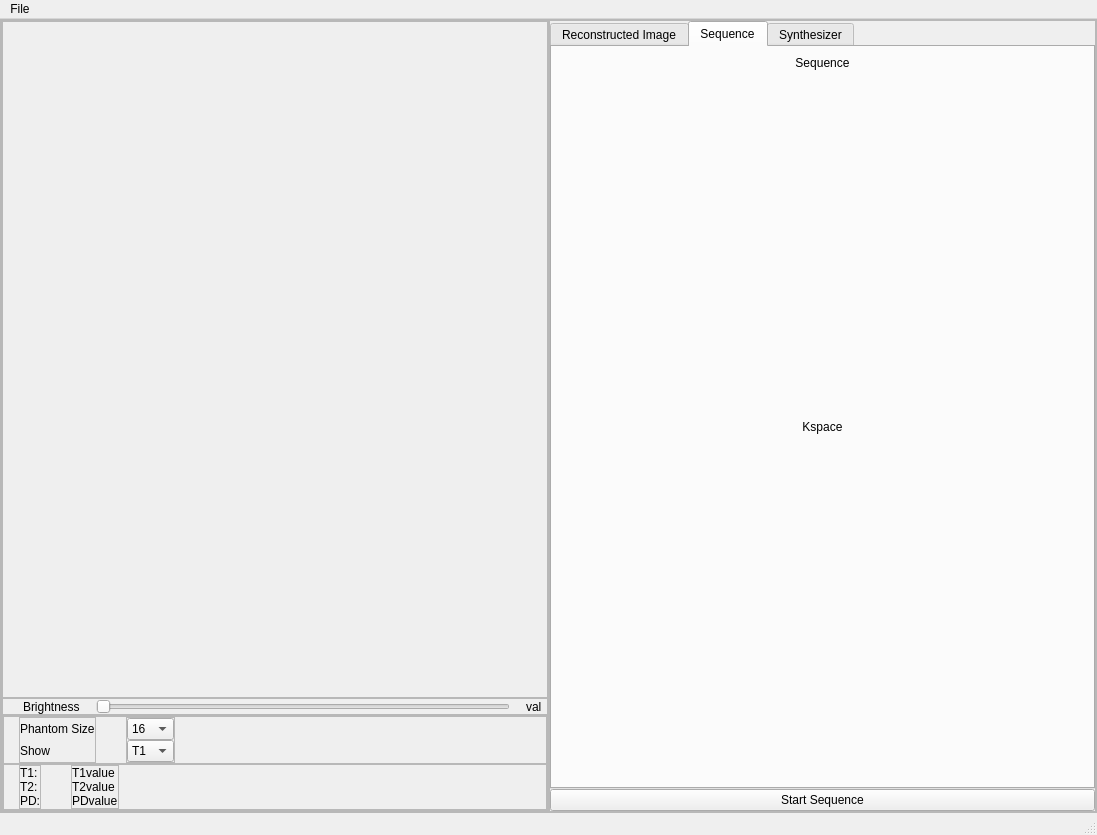
First picture: the form in gui.ui, repository Ahmed-gamal-elmahdy/Mri_Simulator, before the edit.
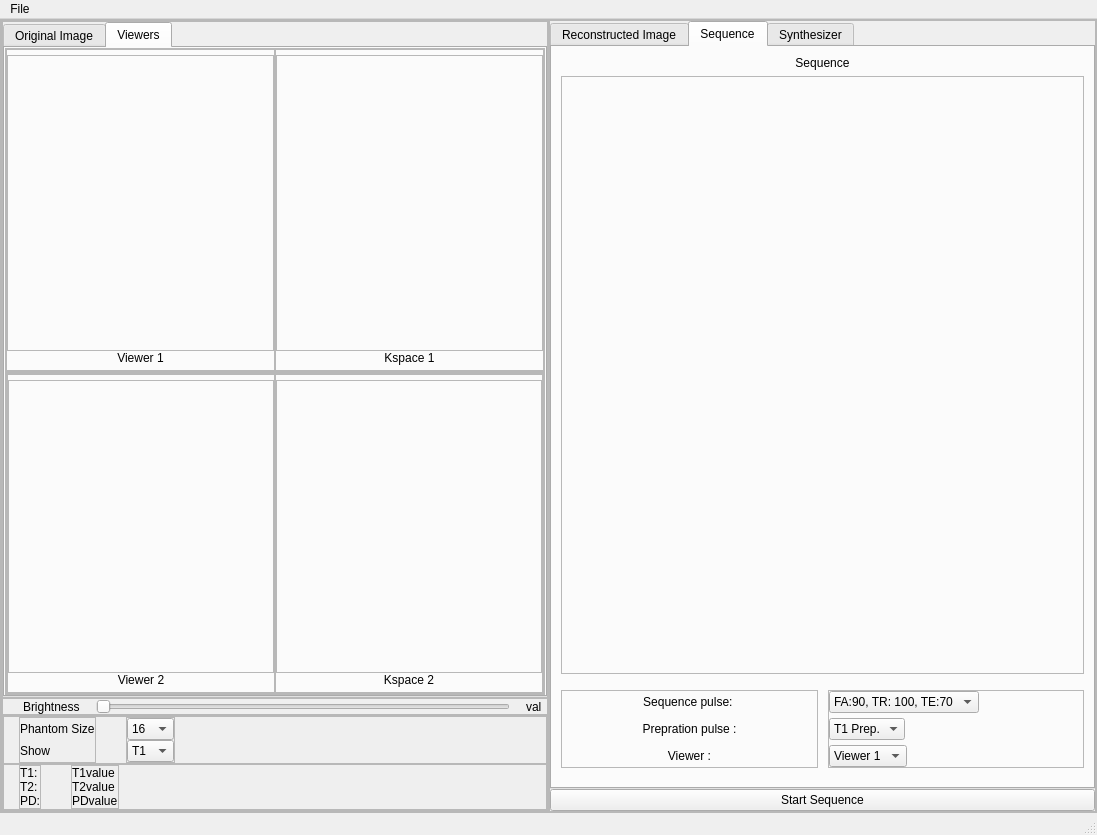
Second picture: the form after the edit. The open tabs and pages were chosen to show the change. Custom widgets are drawn as their Qt base class.

Commit message: added t1,t2,tag prep

Diff of the .ui file:
```diff
--- a/gui.ui
+++ b/gui.ui
@@ -121,16 +121,483 @@
                  <number>0</number>
                 </property>
                 <item row="0" column="0">
-                 <widget class="QLabel" name="label_phantom">
-                  <property name="maximumSize">
-                   <size>
-                    <width>512</width>
-                    <height>512</height>
-                   </size>
+                 <widget class="QTabWidget" name="tabWidget_2">
+                  <property name="currentIndex">
+                   <number>1</number>
                   </property>
-                  <property name="text">
-                   <string/>
-                  </property>
+                  <widget class="QWidget" name="tab">
+                   <attribute name="title">
+                    <string>Original Image</string>
+                   </attribute>
+                   <layout class="QGridLayout" name="gridLayout_4">
+                    <item row="0" column="0">
+                     <widget class="QLabel" name="label_phantom">
+                      <property name="maximumSize">
+                       <size>
+                        <width>512</width>
+                        <height>512</height>
+                       </size>
+                      </property>
+                      <property name="text">
+                       <string/>
+                      </property>
+                      <property name="scaledContents">
+                       <bool>true</bool>
+                      </property>
+                     </widget>
+                    </item>
+                   </layout>
+                  </widget>
+                  <widget class="QWidget" name="Viewers">
+                   <attribute name="title">
+                    <string>Viewers</string>
+                   </attribute>
+                   <layout class="QGridLayout" name="gridLayout_5">
+                    <property name="leftMargin">
+                     <number>0</number>
+                    </property>
+                    <property name="topMargin">
+                     <number>0</number>
+                    </property>
+                    <property name="rightMargin">
+                     <number>0</number>
+                    </property>
+                    <property name="bottomMargin">
+                     <number>0</number>
+                    </property>
+                    <property name="spacing">
+                     <number>0</number>
+                    </property>
+                    <item row="1" column="0">
+                     <widget class="QFrame" name="frame_viewer_2">
+                      <property name="frameShape">
+                       <enum>QFrame::StyledPanel</enum>
+                      </property>
+                      <property name="frameShadow">
+                       <enum>QFrame::Raised</enum>
+                      </property>
+                      <layout class="QGridLayout" name="gridLayout_12">
+                       <property name="leftMargin">
+                        <number>0</number>
+                       </property>
+                       <property name="topMargin">
+                        <number>0</number>
+                       </property>
+                       <property name="rightMargin">
+                        <number>0</number>
+                       </property>
+                       <property name="bottomMargin">
+                        <number>0</number>
+                       </property>
+                       <property name="spacing">
+                        <number>0</number>
+                       </property>
+                       <item row="0" column="0">
+                        <widget class="QFrame" name="frame_viewer_3">
+                         <property name="frameShape">
+                          <enum>QFrame::StyledPanel</enum>
+                         </property>
+                         <property name="frameShadow">
+                          <enum>QFrame::Raised</enum>
+                         </property>
+                         <layout class="QHBoxLayout" name="horizontalLayout_12">
+                          <property name="spacing">
+                           <number>0</number>
+                          </property>
+                          <property name="leftMargin">
+                           <number>0</number>
+                          </property>
+                          <property name="topMargin">
+                           <number>0</number>
+                          </property>
+                          <property name="rightMargin">
+                           <number>0</number>
+                          </property>
+                          <property name="bottomMargin">
+                           <number>0</number>
+                          </property>
+                          <item>
+                           <widget class="QFrame" name="frame_23">
+                            <property name="frameShape">
+                             <enum>QFrame::StyledPanel</enum>
+                            </property>
+                            <property name="frameShadow">
+                             <enum>QFrame::Raised</enum>
+                            </property>
+                            <layout class="QVBoxLayout" name="verticalLayout_14">
+                             <property name="spacing">
+                              <number>0</number>
+                             </property>
+                             <property name="leftMargin">
+                              <number>0</number>
+                             </property>
+                             <property name="topMargin">
+                              <number>5</number>
+                             </property>
+                             <property name="rightMargin">
+                              <number>0</number>
+                             </property>
+                             <property name="bottomMargin">
+                              <number>5</number>
+                             </property>
+                             <item>
+                              <widget class="QFrame" name="frame_24">
+                               <property name="frameShape">
+                                <enum>QFrame::StyledPanel</enum>
+                               </property>
+                               <property name="frameShadow">
+                                <enum>QFrame::Raised</enum>
+                               </property>
+                               <layout class="QGridLayout" name="gridLayout_10">
+                                <property name="leftMargin">
+                                 <number>0</number>
+                                </property>
+                                <property name="topMargin">
+                                 <number>0</number>
+                                </property>
+                                <property name="rightMargin">
+                                 <number>0</number>
+                                </property>
+                                <property name="bottomMargin">
+                                 <number>0</number>
+                                </property>
+                                <property name="spacing">
+                                 <number>0</number>
+                                </property>
+                                <item row="0" column="0">
+                                 <widget class="QLabel" name="label_img2">
+                                  <property name="sizePolicy">
+                                   <sizepolicy hsizetype="Minimum" vsizetype="Minimum">
+                                    <horstretch>0</horstretch>
+                                    <verstretch>0</verstretch>
+                                   </sizepolicy>
+                                  </property>
+                                  <property name="text">
+                                   <string/>
+                                  </property>
+                                  <property name="scaledContents">
+                                   <bool>true</bool>
+                                  </property>
+                                  <property name="alignment">
+                                   <set>Qt::AlignHCenter|Qt::AlignTop</set>
+                                  </property>
+                                 </widget>
+                                </item>
+                               </layout>
+                              </widget>
+                             </item>
+                             <item>
+                              <widget class="QLabel" name="label_413">
+                               <property name="sizePolicy">
+                                <sizepolicy hsizetype="Minimum" vsizetype="Maximum">
+                                 <horstretch>0</horstretch>
+                                 <verstretch>0</verstretch>
+                                </sizepolicy>
+                               </property>
+                               <property name="text">
+                                <string>Viewer 2</string>
+                               </property>
+                               <property name="alignment">
+                                <set>Qt::AlignCenter</set>
+                               </property>
+                              </widget>
+                             </item>
+                            </layout>
+                           </widget>
+                          </item>
+                          <item>
+                           <widget class="QFrame" name="frame_25">
+                            <property name="frameShape">
+                             <enum>QFrame::StyledPanel</enum>
+                            </property>
+                            <property name="frameShadow">
+                             <enum>QFrame::Raised</enum>
+                            </property>
+                            <layout class="QVBoxLayout" name="verticalLayout_15">
+                             <property name="spacing">
+                              <number>0</number>
+                             </property>
+                             <property name="leftMargin">
+                              <number>0</number>
+                             </property>
+                             <property name="topMargin">
+                              <number>5</number>
+                             </property>
+                             <property name="rightMargin">
+                              <number>0</number>
+                             </property>
+                             <property name="bottomMargin">
+                              <number>5</number>
+                             </property>
+                             <item>
+                              <widget class="QFrame" name="frame_26">
+                               <property name="frameShape">
+                                <enum>QFrame::StyledPanel</enum>
+                               </property>
+                               <property name="frameShadow">
+                                <enum>QFrame::Raised</enum>
+                               </property>
+                               <layout class="QGridLayout" name="gridLayout_11">
+                                <property name="leftMargin">
+                                 <number>0</number>
+                                </property>
+                                <property name="topMargin">
+                                 <number>0</number>
+                                </property>
+                                <property name="rightMargin">
+                                 <number>0</number>
+                                </property>
+                                <property name="bottomMargin">
+                                 <number>0</number>
+                                </property>
+                                <property name="spacing">
+                                 <number>0</number>
+                                </property>
+                                <item row="0" column="0">
+                                 <widget class="QLabel" name="label_kspace2">
+                                  <property name="text">
+                                   <string/>
+                                  </property>
+                                  <property name="scaledContents">
+                                   <bool>true</bool>
+                                  </property>
+                                 </widget>
+                                </item>
+                               </layout>
+                              </widget>
+                             </item>
+                             <item>
+                              <widget class="QLabel" name="label_13">
+                               <property name="sizePolicy">
+                                <sizepolicy hsizetype="Minimum" vsizetype="Maximum">
+                                 <horstretch>0</horstretch>
+                                 <verstretch>0</verstretch>
+                                </sizepolicy>
+                               </property>
+                               <property name="text">
+                                <string>Kspace 2</string>
+                               </property>
+                               <property name="alignment">
+                                <set>Qt::AlignCenter</set>
+                               </property>
+                              </widget>
+                             </item>
+                            </layout>
+                           </widget>
+                          </item>
+                         </layout>
+                        </widget>
+                       </item>
+                      </layout>
+                     </widget>
+                    </item>
+                    <item row="0" column="0">
+                     <widget class="QFrame" name="frame_viewer_1">
+                      <property name="frameShape">
+                       <enum>QFrame::StyledPanel</enum>
+                      </property>
+                      <property name="frameShadow">
+                       <enum>QFrame::Raised</enum>
+                      </property>
+                      <layout class="QHBoxLayout" name="horizontalLayout_10">
+                       <property name="spacing">
+                        <number>0</number>
+                       </property>
+                       <property name="leftMargin">
+                        <number>0</number>
+                       </property>
+                       <property name="topMargin">
+                        <number>0</number>
+                       </property>
+                       <property name="rightMargin">
+                        <number>0</number>
+                       </property>
+                       <property name="bottomMargin">
+                        <number>0</number>
+                       </property>
+                       <item>
+                        <widget class="QFrame" name="frame_15">
+                         <property name="frameShape">
+                          <enum>QFrame::StyledPanel</enum>
+                         </property>
+                         <property name="frameShadow">
+                          <enum>QFrame::Raised</enum>
+                         </property>
+                         <layout class="QVBoxLayout" name="verticalLayout_10">
+                          <property name="spacing">
+                           <number>0</number>
+                          </property>
+                          <property name="leftMargin">
+                           <number>0</number>
+                          </property>
+                          <property name="topMargin">
+                           <number>5</number>
+                          </property>
+                          <property name="rightMargin">
+                           <number>0</number>
+                          </property>
+                          <property name="bottomMargin">
+                           <number>5</number>
+                          </property>
+                          <item>
+                           <widget class="QFrame" name="frame_17">
+                            <property name="frameShape">
+                             <enum>QFrame::StyledPanel</enum>
+                            </property>
+                            <property name="frameShadow">
+                             <enum>QFrame::Raised</enum>
+                            </property>
+                            <layout class="QGridLayout" name="gridLayout_6">
+                             <property name="leftMargin">
+                              <number>0</number>
+                             </property>
+                             <property name="topMargin">
+                              <number>0</number>
+                             </property>
+                             <property name="rightMargin">
+                              <number>0</number>
+                             </property>
+                             <property name="bottomMargin">
+                              <number>0</number>
+                             </property>
+                             <property name="spacing">
+                              <number>0</number>
+                             </property>
+                             <item row="0" column="0">
+                              <widget class="QLabel" name="label_img1">
+                               <property name="sizePolicy">
+                                <sizepolicy hsizetype="MinimumExpanding" vsizetype="Minimum">
+                                 <horstretch>0</horstretch>
+                                 <verstretch>0</verstretch>
+                                </sizepolicy>
+                               </property>
+                               <property name="text">
+                                <string/>
+                               </property>
+                               <property name="scaledContents">
+                                <bool>true</bool>
+                               </property>
+                               <property name="alignment">
+                                <set>Qt::AlignHCenter|Qt::AlignTop</set>
+                               </property>
+                              </widget>
+                             </item>
+                            </layout>
+                           </widget>
+                          </item>
+                          <item>
+                           <widget class="QLabel" name="label_411">
+                            <property name="sizePolicy">
+                             <sizepolicy hsizetype="Minimum" vsizetype="Maximum">
+                              <horstretch>0</horstretch>
+                              <verstretch>0</verstretch>
+                             </sizepolicy>
+                            </property>
+                            <property name="text">
+                             <string>Viewer 1</string>
+                            </property>
+                            <property name="alignment">
+                             <set>Qt::AlignCenter</set>
+                            </property>
+                           </widget>
+                          </item>
+                         </layout>
+                        </widget>
+                       </item>
+                       <item>
+                        <widget class="QFrame" name="frame_16">
+                         <property name="frameShape">
+                          <enum>QFrame::StyledPanel</enum>
+                         </property>
+                         <property name="frameShadow">
+                          <enum>QFrame::Raised</enum>
+                         </property>
+                         <layout class="QVBoxLayout" name="verticalLayout_11">
+                          <property name="spacing">
+                           <number>0</number>
+                          </property>
+                          <property name="leftMargin">
+                           <number>0</number>
+                          </property>
+                          <property name="topMargin">
+                           <number>5</number>
+                          </property>
+                          <property name="rightMargin">
+                           <number>0</number>
+                          </property>
+                          <property name="bottomMargin">
+                           <number>5</number>
+                          </property>
+                          <item>
+                           <widget class="QFrame" name="frame_18">
+                            <property name="frameShape">
+                             <enum>QFrame::StyledPanel</enum>
+                            </property>
+                            <property name="frameShadow">
+                             <enum>QFrame::Raised</enum>
+                            </property>
+                            <layout class="QGridLayout" name="gridLayout_7">
+                             <property name="leftMargin">
+                              <number>0</number>
+                             </property>
+                             <property name="topMargin">
+                              <number>0</number>
+                             </property>
+                             <property name="rightMargin">
+                              <number>0</number>
+                             </property>
+                             <property name="bottomMargin">
+                              <number>0</number>
+                             </property>
+                             <property name="spacing">
+                              <number>0</number>
+                             </property>
+                             <item row="0" column="0">
+                              <widget class="QLabel" name="label_kspace1">
+                               <property name="sizePolicy">
+                                <sizepolicy hsizetype="MinimumExpanding" vsizetype="Minimum">
+                                 <horstretch>0</horstretch>
+                                 <verstretch>0</verstretch>
+                                </sizepolicy>
+                               </property>
+                               <property name="text">
+                                <string/>
+                               </property>
+                               <property name="scaledContents">
+                                <bool>true</bool>
+                               </property>
+                               <property name="alignment">
+                                <set>Qt::AlignCenter</set>
+                               </property>
+                              </widget>
+                             </item>
+                            </layout>
+                           </widget>
+                          </item>
+                          <item>
+                           <widget class="QLabel" name="label_11">
+                            <property name="sizePolicy">
+                             <sizepolicy hsizetype="Minimum" vsizetype="Maximum">
+                              <horstretch>0</horstretch>
+                              <verstretch>0</verstretch>
+                             </sizepolicy>
+                            </property>
+                            <property name="text">
+                             <string>Kspace 1</string>
+                            </property>
+                            <property name="alignment">
+                             <set>Qt::AlignCenter</set>
+                            </property>
+                           </widget>
+                          </item>
+                         </layout>
+                        </widget>
+                       </item>
+                      </layout>
+                     </widget>
+                    </item>
+                   </layout>
+                  </widget>
                  </widget>
                 </item>
                </layout>
@@ -625,63 +1092,264 @@
                </widget>
               </item>
               <item>
-               <widget class="PlotWidget" name="plotwidget_sequance" native="true">
+               <widget class="QFrame" name="frame_27">
                 <property name="sizePolicy">
                  <sizepolicy hsizetype="Preferred" vsizetype="MinimumExpanding">
                   <horstretch>0</horstretch>
                   <verstretch>0</verstretch>
                  </sizepolicy>
                 </property>
-               </widget>
-              </item>
-              <item>
-               <widget class="QLabel" name="label_7">
-                <property name="sizePolicy">
-                 <sizepolicy hsizetype="Minimum" vsizetype="Maximum">
-                  <horstretch>0</horstretch>
-                  <verstretch>0</verstretch>
-                 </sizepolicy>
+                <property name="frameShape">
+                 <enum>QFrame::StyledPanel</enum>
                 </property>
-                <property name="text">
-                 <string>Kspace</string>
+                <property name="frameShadow">
+                 <enum>QFrame::Raised</enum>
                 </property>
-                <property name="alignment">
-                 <set>Qt::AlignCenter</set>
-                </property>
+                <layout class="QHBoxLayout" name="horizontalLayout_14">
+                 <property name="spacing">
+                  <number>0</number>
+                 </property>
+                 <property name="leftMargin">
+                  <number>0</number>
+                 </property>
+                 <property name="topMargin">
+                  <number>0</number>
+                 </property>
+                 <property name="rightMargin">
+                  <number>0</number>
+                 </property>
+                 <property name="bottomMargin">
+                  <number>0</number>
+                 </property>
+                 <item>
+                  <widget class="PlotWidget" name="plotwidget_prep" native="true">
+                   <property name="sizePolicy">
+                    <sizepolicy hsizetype="Preferred" vsizetype="MinimumExpanding">
+                     <horstretch>0</horstretch>
+                     <verstretch>0</verstretch>
+                    </sizepolicy>
+                   </property>
+                  </widget>
+                 </item>
+                 <item>
+                  <widget class="PlotWidget" name="plotwidget_sequance" native="true">
+                   <property name="sizePolicy">
+                    <sizepolicy hsizetype="Preferred" vsizetype="MinimumExpanding">
+                     <horstretch>0</horstretch>
+                     <verstretch>0</verstretch>
+                    </sizepolicy>
+                   </property>
+                  </widget>
+                 </item>
+                </layout>
                </widget>
               </item>
               <item>
                <widget class="QWidget" name="plotwidget_kspace" native="true">
                 <property name="sizePolicy">
-                 <sizepolicy hsizetype="Preferred" vsizetype="MinimumExpanding">
+                 <sizepolicy hsizetype="Preferred" vsizetype="Preferred">
                   <horstretch>0</horstretch>
                   <verstretch>0</verstretch>
                  </sizepolicy>
                 </property>
-                <layout class="QGridLayout" name="gridLayout_4">
-                 <item row="0" column="0">
-                  <widget class="QLabel" name="label_kspace">
-                   <property name="minimumSize">
-                    <size>
-                     <width>0</width>
-                     <height>0</height>
-                    </size>
+                <layout class="QHBoxLayout" name="horizontalLayout_13">
+                 <property name="spacing">
+                  <number>10</number>
+                 </property>
+                 <property name="leftMargin">
+                  <number>0</number>
+                 </property>
+                 <property name="topMargin">
+                  <number>10</number>
+                 </property>
+                 <property name="rightMargin">
+                  <number>0</number>
+                 </property>
+                 <property name="bottomMargin">
+                  <number>10</number>
+                 </property>
+                 <item>
+                  <widget class="QFrame" name="frame_30">
+                   <property name="frameShape">
+                    <enum>QFrame::StyledPanel</enum>
                    </property>
-                   <property name="maximumSize">
-                    <size>
-                     <width>512</width>
-                     <height>512</height>
-                    </size>
+                   <property name="frameShadow">
+                    <enum>QFrame::Raised</enum>
                    </property>
-                   <property name="text">
-                    <string/>
+                   <layout class="QVBoxLayout" name="verticalLayout_16">
+                    <property name="spacing">
+                     <number>5</number>
+                    </property>
+                    <property name="leftMargin">
+                     <number>0</number>
+                    </property>
+                    <property name="topMargin">
+                     <number>0</number>
+                    </property>
+                    <property name="rightMargin">
+                     <number>0</number>
+                    </property>
+                    <property name="bottomMargin">
+                     <number>0</number>
+                    </property>
+                    <item>
+                     <widget class="QLabel" name="label_7">
+                      <property name="sizePolicy">
+                       <sizepolicy hsizetype="Minimum" vsizetype="Minimum">
+                        <horstretch>0</horstretch>
+                        <verstretch>0</verstretch>
+                       </sizepolicy>
+                      </property>
+                      <property name="text">
+                       <string>Sequence pulse: </string>
+                      </property>
+                      <property name="alignment">
+                       <set>Qt::AlignCenter</set>
+                      </property>
+                     </widget>
+                    </item>
+                    <item>
+                     <widget class="QLabel" name="label_14">
+                      <property name="sizePolicy">
+                       <sizepolicy hsizetype="Minimum" vsizetype="Minimum">
+                        <horstretch>0</horstretch>
+                        <verstretch>0</verstretch>
+                       </sizepolicy>
+                      </property>
+                      <property name="text">
+                       <string>Prepration pulse :</string>
+                      </property>
+                      <property name="alignment">
+                       <set>Qt::AlignCenter</set>
+                      </property>
+                     </widget>
+                    </item>
+                    <item>
+                     <widget class="QLabel" name="label_15">
+                      <property name="sizePolicy">
+                       <sizepolicy hsizetype="Minimum" vsizetype="Minimum">
+                        <horstretch>0</horstretch>
+                        <verstretch>0</verstretch>
+                       </sizepolicy>
+                      </property>
+                      <property name="text">
+                       <string>Viewer :</string>
+                      </property>
+                      <property name="alignment">
+                       <set>Qt::AlignCenter</set>
+                      </property>
+                     </widget>
+                    </item>
+                   </layout>
+                  </widget>
+                 </item>
+                 <item>
+                  <widget class="QFrame" name="frame_31">
+                   <property name="frameShape">
+                    <enum>QFrame::StyledPanel</enum>
                    </property>
-                   <property name="scaledContents">
-                    <bool>true</bool>
+                   <property name="frameShadow">
+                    <enum>QFrame::Raised</enum>
                    </property>
-                   <property name="alignment">
-                    <set>Qt::AlignCenter</set>
-                   </property>
+                   <layout class="QVBoxLayout" name="verticalLayout_17">
+                    <property name="spacing">
+                     <number>5</number>
+                    </property>
+                    <property name="leftMargin">
+                     <number>0</number>
+                    </property>
+                    <property name="topMargin">
+                     <number>0</number>
+                    </property>
+                    <property name="rightMargin">
+                     <number>0</number>
+                    </property>
+                    <property name="bottomMargin">
+                     <number>0</number>
+                    </property>
+                    <item>
+                     <widget class="QComboBox" name="comboBox_seq_pulse">
+                      <property name="sizePolicy">
+                       <sizepolicy hsizetype="Preferred" vsizetype="Maximum">
+                        <horstretch>0</horstretch>
+                        <verstretch>0</verstretch>
+                       </sizepolicy>
+                      </property>
+                      <property name="minimumSize">
+                       <size>
+                        <width>70</width>
+                        <height>0</height>
+                       </size>
+                      </property>
+                      <property name="maximumSize">
+                       <size>
+                        <width>150</width>
+                        <height>16777215</height>
+                       </size>
+                      </property>
+                      <item>
+                       <property name="text">
+                        <string>FA:90, TR: 100, TE:70</string>
+                       </property>
+                      </item>
+                      <item>
+                       <property name="text">
+                        <string>FA:180, TR: 100, TE:70</string>
+                       </property>
+                      </item>
+                      <item>
+                       <property name="text">
+                        <string>FA:120, TR: 100, TE:70</string>
+                       </property>
+                      </item>
+                     </widget>
+                    </item>
+                    <item>
+                     <widget class="QComboBox" name="comboBox_prep_pulse">
+                      <property name="sizePolicy">
+                       <sizepolicy hsizetype="Maximum" vsizetype="Maximum">
+                        <horstretch>0</horstretch>
+                        <verstretch>0</verstretch>
+                       </sizepolicy>
+                      </property>
+                      <item>
+                       <property name="text">
+                        <string>T1 Prep.</string>
+                       </property>
+                      </item>
+                      <item>
+                       <property name="text">
+                        <string>T2 Prep.</string>
+                       </property>
+                      </item>
+                      <item>
+                       <property name="text">
+                        <string>Tagging</string>
+                       </property>
+                      </item>
+                     </widget>
+                    </item>
+                    <item>
+                     <widget class="QComboBox" name="comboBox_viewer">
+                      <property name="sizePolicy">
+                       <sizepolicy hsizetype="Maximum" vsizetype="Maximum">
+                        <horstretch>0</horstretch>
+                        <verstretch>0</verstretch>
+                       </sizepolicy>
+                      </property>
+                      <item>
+                       <property name="text">
+                        <string>Viewer 1</string>
+                       </property>
+                      </item>
+                      <item>
+                       <property name="text">
+                        <string>Viewer 2</string>
+                       </property>
+                      </item>
+                     </widget>
+                    </item>
+                   </layout>
                   </widget>
                  </item>
                 </layout>
```
Left out of the diff: 2 changed lines with no effect on the pictures. The commit also changes 7 other files.
